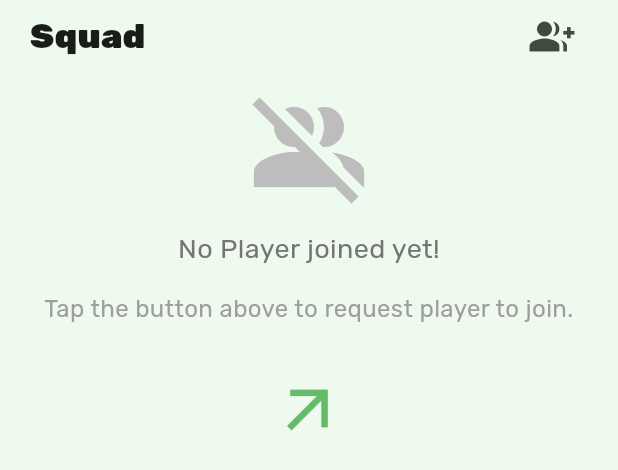
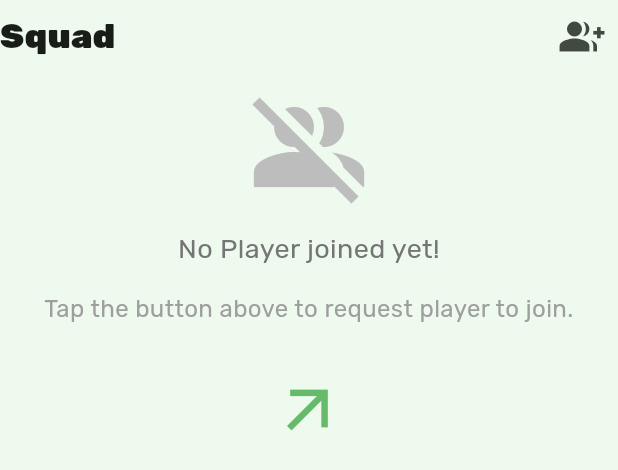
Before and after one commit to shaikhikram04/Tracket, a Flutter app: the Squad widget shown alone on an empty page, opened directly, on a phone screen of 412 x 824 dp. Shown: the top 470 px of the screen. Run offline on Flutter 3.47's test engine with Material 3 defaults, Android fonts, the phone set to English and light mode, and no system bars; our stand-ins replace animate_do, cached_network_image, cloud_firestore, device_preview, firebase_auth, firebase_core and 5 more; accounts and stored records are empty; generated files the repository leaves out were written again; network calls fail.

Commit message:
remove horizontal padding from Squad

```diff
--- a/lib/players/widgets/player_tile.dart
+++ b/lib/players/widgets/player_tile.dart
@@ -27,8 +27,6 @@ class PlayerTile extends StatelessWidget {
       onTap: () {
         pushScreen(context, PlayerProfileScreen(playerId: playerData['id']));
       },
-      child: Padding(
-        padding: const EdgeInsets.symmetric(horizontal: 15, vertical: 8),
       child: Row(
         children: [
           CircleAvatar(
@@ -84,7 +82,6 @@ class PlayerTile extends StatelessWidget {
             )
         ],
       ),
-      ),
     );
   }
 }
--- a/lib/teams/widgets/squad.dart
+++ b/lib/teams/widgets/squad.dart
@@ -66,9 +66,7 @@ class Squad extends ConsumerWidget {
       crossAxisAlignment: CrossAxisAlignment.start,
       mainAxisSize: MainAxisSize.min,
       children: [
-        Padding(
-          padding: const EdgeInsets.symmetric(horizontal: 20),
-          child: Row(
+        Row(
           children: [
             Text(
               'Squad',
@@ -84,7 +82,6 @@ class Squad extends ConsumerWidget {
               icon: const Icon(Icons.group_add),
             )
           ],
-          ),
         ),
         const SizedBox(height: 10),
         team.playersList.isEmpty
```
Lines whose indentation alone changed are shown as unchanged.
